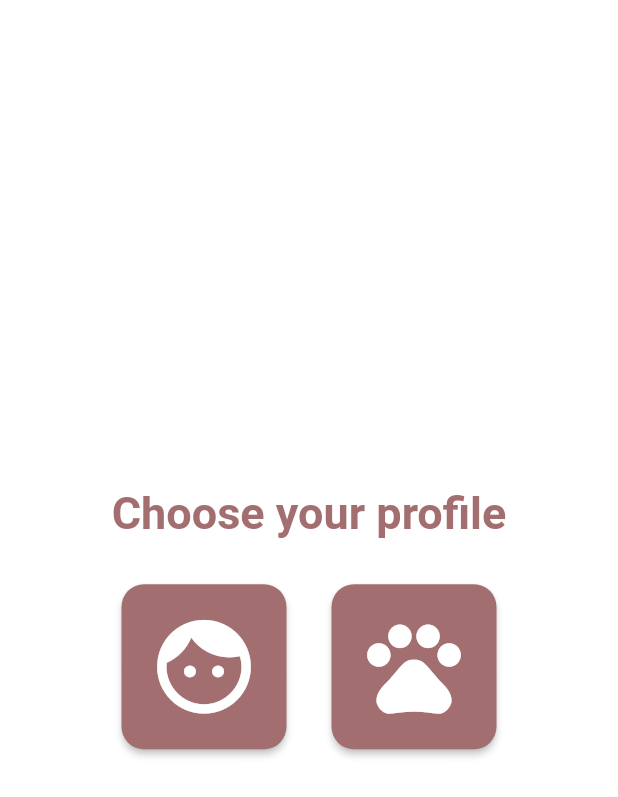
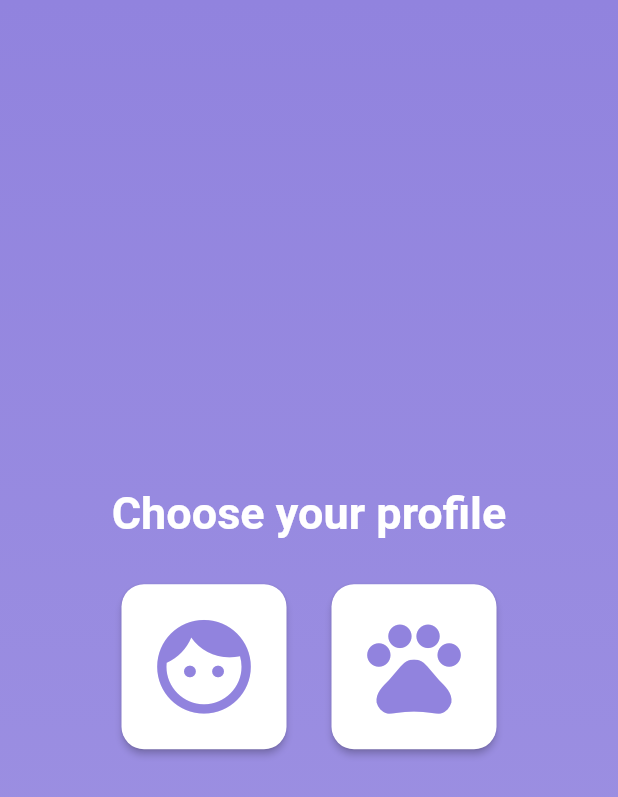
Before and after one commit to WUoT-software-engineering-group/PetshareClient, a Flutter app: the UsersPage screen opened directly, on a phone screen of 412 x 824 dp. Shown: the top 797 px of the screen. Run offline on Flutter 3.47's test engine with Material 2 defaults, Android fonts, the phone set to English and light mode, and no system bars; our stand-ins replace bloc, curved_navigation_bar, equatable, flutter_bloc, google_fonts, like_button and 2 more; missing offline and left inert: auth0_flutter, filter_list; statements that could not run were skipped.

Commit message:
view: add and improve views related with auth

```diff
--- a/src/lib/views/loginPage/users.dart
+++ b/src/lib/views/authPage/users.dart
@@ -1,4 +1,4 @@
 enum UserType {
   shelter,
-  adoptingPerson,
+  adopter,
 }
--- /dev/null
+++ b/src/lib/views/authPage/users_page.dart
@@ -0,0 +1,133 @@
+import 'package:flutter/material.dart';
+import 'package:flutter_bloc/flutter_bloc.dart';
+import 'package:google_fonts/google_fonts.dart';
+import 'package:pet_share/cubits/appCubit/app_cubit.dart';
+import 'package:pet_share/models/adopter.dart';
+import 'package:pet_share/views/authPage/auth_pages_router.dart';
+import 'package:pet_share/views/authPage/forms_page.dart';
+
+class UsersPage extends StatefulWidget {
+  const UsersPage({super.key});
+
+  @override
+  State<UsersPage> createState() => _UsersPageState();
+}
+
+class _UsersPageState extends State<UsersPage> {
+  final Color _mainColor = Colors.white;
+  final Color _iconColor = const Color.fromRGBO(145, 131, 222, 1);
+
+  Adopter? _validComeBackResults(dynamic resulst) {
+    if (resulst is List<dynamic>) {
+      List<dynamic> res = resulst;
+      return res[1] as Adopter;
+    }
+
+    return null;
+  }
+
+  Widget _userButton(IconData iconData, Function()? presse) {
+    return ConstrainedBox(
+      constraints: const BoxConstraints.tightFor(
+        width: 110,
+        height: 110,
+      ),
+      child: ElevatedButton(
+        style: ElevatedButton.styleFrom(
+            backgroundColor: _mainColor,
+            foregroundColor: const Color.fromARGB(255, 210, 203, 248),
+            shape: RoundedRectangleBorder(
+              borderRadius: BorderRadius.circular(15),
+            )),
+        onPressed: presse,
+        child: Icon(
+          iconData,
+          size: 75,
+          color: _iconColor,
+        ),
+      ),
+    );
+  }
+
+  @override
+  Widget build(BuildContext context) {
+    return Container(
+      padding: const EdgeInsets.fromLTRB(10, 60, 10, 60),
+      decoration: const BoxDecoration(
+        gradient: LinearGradient(
+          colors: [
+            Color.fromRGBO(145, 131, 222, 1),
+            Color.fromRGBO(160, 148, 227, 1),
+          ],
+          begin: Alignment.topCenter,
+          end: Alignment.bottomCenter,
+        ),
+      ),
+      child: Scaffold(
+        backgroundColor: Colors.transparent,
+        body: BlocProvider(
+          create: (context) => BlocProvider.of<AppCubit>(context),
+          child: SafeArea(
+            // Main Page
+            // ---------
+            child: Column(
+              crossAxisAlignment: CrossAxisAlignment.center,
+              mainAxisAlignment: MainAxisAlignment.center,
+              children: [
+                Text(
+                  'Choose your profile',
+                  style: GoogleFonts.varelaRound(
+                    color: _mainColor,
+                    fontSize: 30,
+                    fontWeight: FontWeight.bold,
+                  ),
+                ),
+                const SizedBox(
+                  height: 30,
+                ),
+                Row(
+                  mainAxisAlignment: MainAxisAlignment.center,
+                  children: [
+                    _userButton(
+                      // ADOPTER BUTTON
+                      Icons.face,
+                      () async {
+                        // This function is one of most important. It is
+                        // responsible for coming back from FORMS
+                        var adopter = await Navigator.of(context).push(
+                          AuthPagesRouter.createRoute(
+                            AdopterForm(
+                              email:
+                                  BlocProvider.of<AppCubit>(context).getEmail(),
+                            ),
+                          ),
+                        );
+
+                        if (adopter is Adopter) {
+                          await BlocProvider.of<AppCubit>(context)
+                              .setAddopter(adopter);
+                        }
+                      },
+                    ),
+                    const SizedBox(
+                      width: 30,
+                    ),
+                    _userButton(
+                      // ADOPTER BUTTON
+                      Icons.pets,
+                      //BlocProvider.of<AppCubit>(context).setShelter,
+                      () {
+                        // This function is one of most important. It is
+                        // responsible for coming back from FORMS
+                      },
+                    ),
+                  ],
+                ),
+              ],
+            ),
+          ),
+        ),
+      ),
+    );
+  }
+}
--- a/src/lib/views/loginPage/users_page.dart
+++ /dev/null
@@ -1,57 +0,0 @@
-import 'package:flutter/material.dart';
-import 'package:flutter_bloc/flutter_bloc.dart';
-import 'package:google_fonts/google_fonts.dart';
-import 'package:pet_share/cubits/appCubit/app_cubit.dart';
-import 'package:pet_share/utils/app_colors.dart';
-
-class UsersPage extends StatelessWidget {
-  final Color _mainColor = AppColors.animationColor['center']!;
-  final Color _iconColor = AppColors.background;
-
-  UsersPage({super.key});
-
-  Widget _userButton(IconData iconData, Function()? presse) {
-    return ConstrainedBox(
-      constraints: const BoxConstraints.tightFor(width: 110, height: 110),
-      child: ElevatedButton(
-        style: ElevatedButton.styleFrom(
-            backgroundColor: _mainColor,
-            foregroundColor: AppColors.navigation,
-            shape: RoundedRectangleBorder(
-              borderRadius: BorderRadius.circular(15),
-            )),
-        onPressed: presse,
-        child: Icon(iconData, size: 75, color: _iconColor),
-      ),
-    );
-  }
-
-  @override
-  Widget build(BuildContext context) {
-    return Scaffold(
-      backgroundColor: AppColors.background,
-      body: Column(
-          crossAxisAlignment: CrossAxisAlignment.center,
-          mainAxisAlignment: MainAxisAlignment.center,
-          children: [
-            Text(
-              'Choose your profile',
-              style: GoogleFonts.varelaRound(
-                  color: _mainColor, fontSize: 30, fontWeight: FontWeight.bold),
-            ),
-            const SizedBox(
-              height: 30,
-            ),
-            Row(mainAxisAlignment: MainAxisAlignment.center, children: [
-              _userButton(Icons.face,
-                  BlocProvider.of<AppCubit>(context).initAdoptingPerson),
-              const SizedBox(
-                width: 30,
-              ),
-              _userButton(
-                  Icons.pets, BlocProvider.of<AppCubit>(context).initShelter),
-            ]),
-          ]),
-    );
-  }
-}
```
Also changed, not shown: src/lib/views/authPage/auth_pages_router.dart (added, +22 -0 lines), src/lib/views/authPage/form_field.dart (added, +59 -0 lines), src/lib/views/authPage/forms_page.dart (added, +313 -0 lines), src/lib/views/authPage/hello_page.dart (added, +65 -0 lines), src/assets/flying_cat.png (added).
